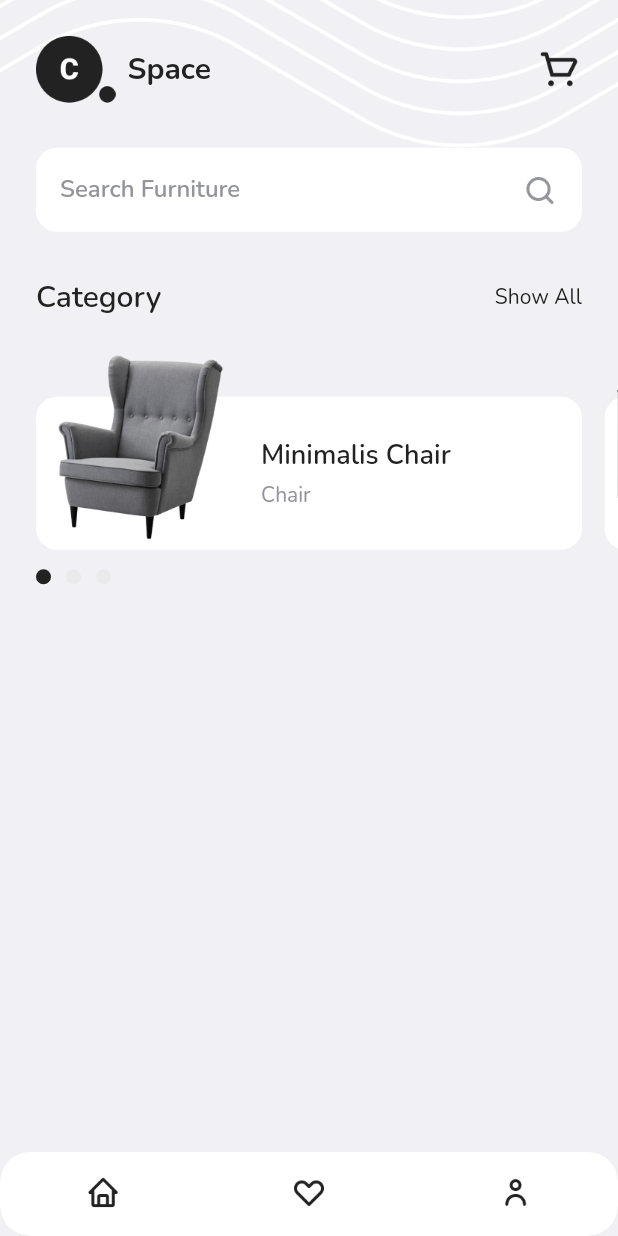
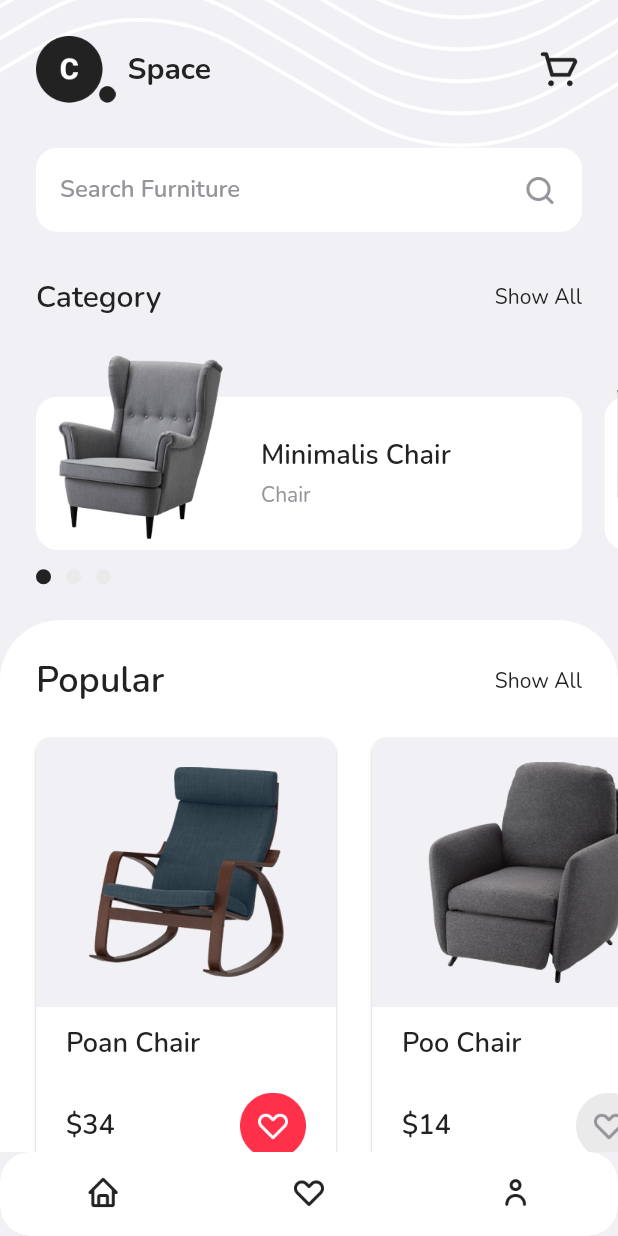
Before and after one commit to emariif/space, a Flutter app: the HomePage screen opened by its route, on a phone screen of 412 x 824 dp. Run offline on Flutter 3.47's test engine with Material 2 defaults, Android fonts, the phone set to English and light mode, and no system bars; drawn by our look-alikes of carousel_slider; our stand-ins replace fluttertoast, google_fonts; missing offline and left inert: dart:ffi.

Commit message:
homePage Popular

```diff
--- a/lib/pages/home_page.dart
+++ b/lib/pages/home_page.dart
@@ -2,6 +2,7 @@ import 'package:carousel_slider/carousel_slider.dart';
 import 'package:flutter/material.dart';
 import 'package:space/theme.dart';
 import 'package:space/widgets/home_category_item.dart';
+import 'package:space/widgets/home_popular_item.dart';
 
 class HomePage extends StatefulWidget {
   const HomePage({Key? key}) : super(key: key);
@@ -11,7 +12,6 @@ class HomePage extends StatefulWidget {
 }
 
 class _HomePageState extends State<HomePage> {
-
   int categoryIndex = 0;
 
   @override
@@ -184,7 +184,8 @@ class _HomePageState extends State<HomePage> {
                         margin: const EdgeInsets.only(right: 10),
                         decoration: BoxDecoration(
                           shape: BoxShape.circle,
-                          color: categoryIndex == 0 ? kBlackColor : kLineDarkColor,
+                          color:
+                              categoryIndex == 0 ? kBlackColor : kLineDarkColor,
                         ),
                       ),
                       Container(
@@ -193,7 +194,8 @@ class _HomePageState extends State<HomePage> {
                         margin: const EdgeInsets.only(right: 10),
                         decoration: BoxDecoration(
                           shape: BoxShape.circle,
-                          color: categoryIndex == 1 ? kBlackColor : kLineDarkColor,
+                          color:
+                              categoryIndex == 1 ? kBlackColor : kLineDarkColor,
                         ),
                       ),
                       Container(
@@ -202,12 +204,78 @@ class _HomePageState extends State<HomePage> {
                         margin: const EdgeInsets.only(right: 10),
                         decoration: BoxDecoration(
                           shape: BoxShape.circle,
-                          color: categoryIndex == 2 ? kBlackColor : kLineDarkColor,
+                          color:
+                              categoryIndex == 2 ? kBlackColor : kLineDarkColor,
                         ),
                       ),
                     ],
                   ),
-                )
+                ),
+
+                // NOTE : POPULAR PRODUCT
+                Container(
+                  margin: const EdgeInsets.only(top: 24),
+                  decoration: BoxDecoration(
+                    borderRadius: const BorderRadius.vertical(
+                      top: Radius.circular(40),
+                    ),
+                    color: kWhiteColor,
+                  ),
+                  child: Column(
+                    children: [
+                      Container(
+                        margin: const EdgeInsets.fromLTRB(24, 24, 24, 0),
+                        child: Row(
+                          mainAxisAlignment: MainAxisAlignment.spaceBetween,
+                          children: [
+                            Text(
+                              'Popular',
+                              style: blackTextStyle.copyWith(
+                                fontWeight: semiBold,
+                                fontSize: 24,
+                              ),
+                            ),
+                            Text(
+                              'Show All',
+                              style: blackTextStyle,
+                            ),
+                          ],
+                        ),
+                      ),
+                      const SizedBox(height: 16),
+                      SizedBox(
+                        height: 310,
+                        child: SingleChildScrollView(
+                          scrollDirection: Axis.horizontal,
+                          child: Row(
+                            children: [
+                              HomePopularItem(
+                                imageUrl: 'assets/image_product_popular1.png',
+                                title: 'Poan Chair',
+                                price: 34,
+                                isWishlist: true,
+                              ),
+                              HomePopularItem(
+                                imageUrl: 'assets/image_product_popular2.png',
+                                title: 'Poo Chair',
+                                price: 14,
+                                isWishlist: false,
+                              ),
+                              HomePopularItem(
+                                imageUrl: 'assets/image_product_popular3.png',
+                                title: 'Soap Chair',
+                                price: 24,
+                                isWishlist: false,
+                              ),
+                              const SizedBox(width: 24),
+                            ],
+                          ),
+                        ),
+                      ),
+                      const SizedBox(height: 50),
+                    ],
+                  ),
+                ),
               ],
             ),
           ],
--- /dev/null
+++ b/lib/widgets/home_popular_item.dart
@@ -0,0 +1,85 @@
+import 'package:flutter/material.dart';
+import 'package:space/theme.dart';
+
+class HomePopularItem extends StatelessWidget {
+  String imageUrl;
+  String title;
+  int price;
+  bool isWishlist;
+
+  HomePopularItem(
+      {Key? key,
+      required this.imageUrl,
+      required this.title,
+      required this.price,
+      required this.isWishlist})
+      : super(key: key);
+
+  @override
+  Widget build(BuildContext context) {
+    return Container(
+      height: 300,
+      child: Card(
+          shape: RoundedRectangleBorder(
+            borderRadius: BorderRadius.circular(10),
+          ),
+          margin: const EdgeInsets.only(left: 24),
+          child: Column(
+            children: [
+              Container(
+                width: 200,
+                height: 180,
+                decoration: BoxDecoration(
+                  borderRadius: const BorderRadius.vertical(
+                    top: Radius.circular(10),
+                  ),
+                  color: kWhiteGreyColor,
+                ),
+                child: Center(
+                  child: Image.asset(
+                    imageUrl,
+                    width: 160,
+                  ),
+                ),
+              ),
+              Container(
+                width: 200,
+                padding: const EdgeInsets.symmetric(
+                  vertical: 12,
+                  horizontal: 20,
+                ),
+                child: Column(
+                  crossAxisAlignment: CrossAxisAlignment.start,
+                  children: [
+                    Text(
+                      title,
+                      style: blackTextStyle.copyWith(
+                        fontWeight: semiBold,
+                        fontSize: 18,
+                      ),
+                    ),
+                    const SizedBox(height: 20),
+                    Row(
+                      mainAxisAlignment: MainAxisAlignment.spaceBetween,
+                      children: [
+                        Text(
+                          '\$$price',
+                          style: blackTextStyle.copyWith(
+                              fontWeight: semiBold, fontSize: 18),
+                        ),
+                        Image.asset(
+                          isWishlist
+                              ? 'assets/button_wishlist_active.png'
+                              : 'assets/button_wishlist.png',
+                          width: 44,
+                        )
+                      ],
+                    ),
+                  ],
+                ),
+              ),
+            ],
+          )),
+    );
+  }
+}
```
